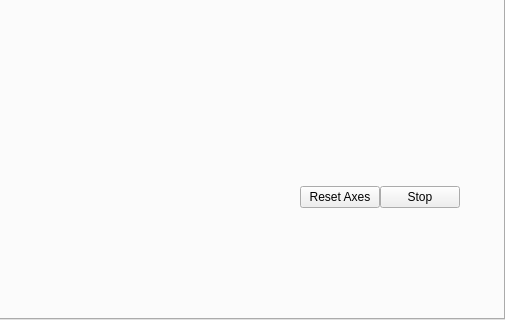
nico88chessa/MIBDV, file gui/ui/MotionFrame.ui: the form before one commit; both pictures show x 319 to 824 and y 384 to 704 of the 824 by 704 pixel window.
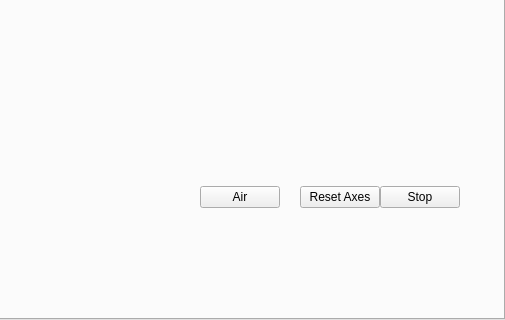
The form after the commit. Custom widgets are drawn as their Qt base class.

Commit message: aggiunto accensione/spegnimento aria nel ciclo di stampa; modifica ui per Francesco; aggiunto define FLAG_SCANNER_HEAD_PRESENT in CMakeLists.txt nel caso la testa di scansione sia presente;

```diff
--- a/gui/ui/MotionFrame.ui
+++ b/gui/ui/MotionFrame.ui
@@ -191,6 +191,13 @@
             </property>
            </spacer>
           </item>
+          <item>
+           <widget class="QPushButton" name="pbAir">
+            <property name="text">
+             <string>Air</string>
+            </property>
+           </widget>
+          </item>
           <item>
            <spacer name="verticalSpacer_4">
             <property name="orientation">
```
The commit also changes 5 other files.
